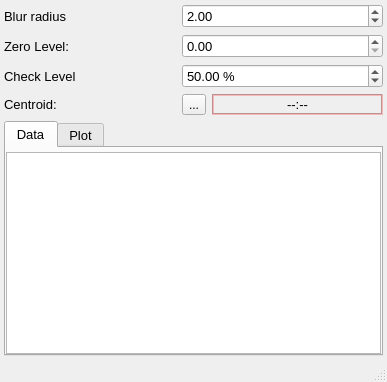
Old version of the form plugins/FocalSpot/FocalSpot.ui in the repository NeutrinoToolkit/Neutrino.
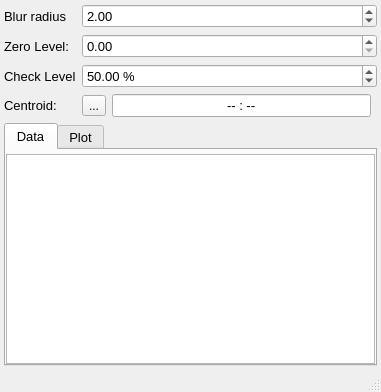
New version of the form. Icons and pictures are not drawn. Custom widgets are drawn as their Qt base class.

Commit message: fix strange behaviour in focalspot.ui generated .h

Diff of the .ui file:
```diff
--- a/plugins/FocalSpot/FocalSpot.ui
+++ b/plugins/FocalSpot/FocalSpot.ui
@@ -6,8 +6,8 @@
    <rect>
     <x>0</x>
     <y>0</y>
-    <width>387</width>
-    <height>382</height>
+    <width>381</width>
+    <height>392</height>
    </rect>
   </property>
   <property name="windowTitle">
@@ -23,7 +23,7 @@
    <bool>true</bool>
   </property>
   <widget class="QWidget" name="centralwidget">
-   <layout class="QGridLayout" name="gridLayout" rowstretch="0,0,0,0,0,0,1" columnstretch="0,0,0">
+   <layout class="QGridLayout" name="gridLayout" rowstretch="0,0,0,0,0,0,1" columnstretch="0,0,0,0">
     <property name="leftMargin">
      <number>4</number>
     </property>
@@ -36,15 +36,42 @@
     <property name="bottomMargin">
      <number>4</number>
     </property>
-    <item row="1" column="0">
-     <widget class="QLabel" name="label_2">
+    <item row="5" column="0">
+     <widget class="QLabel" name="label">
       <property name="font">
        <font>
         <pointsize>10</pointsize>
        </font>
       </property>
       <property name="text">
-       <string>Zero Level:</string>
+       <string>Centroid: </string>
+      </property>
+     </widget>
+    </item>
+    <item row="0" column="0">
+     <widget class="QLabel" name="label_3">
+      <property name="font">
+       <font>
+        <pointsize>10</pointsize>
+       </font>
+      </property>
+      <property name="text">
+       <string>Blur radius</string>
+      </property>
+     </widget>
+    </item>
+    <item row="0" column="1" colspan="3">
+     <widget class="QDoubleSpinBox" name="blur_radius_sb">
+      <property name="font">
+       <font>
+        <pointsize>10</pointsize>
+       </font>
+      </property>
+      <property name="value">
+       <double>2.000000000000000</double>
+      </property>
+      <property name="neutrinoSave" stdset="0">
+       <bool>true</bool>
       </property>
      </widget>
     </item>
@@ -65,566 +92,7 @@
       </property>
      </widget>
     </item>
-    <item row="5" column="0">
-     <widget class="QLabel" name="label">
-      <property name="font">
-       <font>
-        <pointsize>10</pointsize>
-       </font>
-      </property>
-      <property name="text">
-       <string>Centroid: </string>
-      </property>
-     </widget>
-    </item>
-    <item row="4" column="0">
-     <widget class="QLabel" name="label_4">
-      <property name="font">
-       <font>
-        <pointsize>10</pointsize>
-       </font>
-      </property>
-      <property name="text">
-       <string>Check Level</string>
-      </property>
-     </widget>
-    </item>
-    <item row="0" column="0">
-     <widget class="QLabel" name="label_3">
-      <property name="font">
-       <font>
-        <pointsize>10</pointsize>
-       </font>
-      </property>
-      <property name="text">
-       <string>Blur radius</string>
-      </property>
-     </widget>
-    </item>
-    <item row="1" column="1" colspan="2">
-     <widget class="QDoubleSpinBox" name="zero_dsb">
-      <property name="font">
-       <font>
-        <pointsize>10</pointsize>
-       </font>
-      </property>
-      <property name="maximum">
-       <double>999999999.000000000000000</double>
-      </property>
-      <property name="singleStep">
-       <double>0.010000000000000</double>
-      </property>
-      <property name="neutrinoSave" stdset="0">
-       <bool>true</bool>
-      </property>
-     </widget>
-    </item>
-    <item row="4" column="1" colspan="2">
-     <widget class="QDoubleSpinBox" name="check_dsb">
-      <property name="font">
-       <font>
-        <pointsize>10</pointsize>
-       </font>
-      </property>
-      <property name="suffix">
-       <string> %</string>
-      </property>
-      <property name="decimals">
-       <number>2</number>
-      </property>
-      <property name="maximum">
-       <double>100.000000000000000</double>
-      </property>
-      <property name="singleStep">
-       <double>0.010000000000000</double>
-      </property>
-      <property name="value">
-       <double>50.000000000000000</double>
-      </property>
-      <property name="neutrinoSave" stdset="0">
-       <bool>true</bool>
-      </property>
-     </widget>
-    </item>
-    <item row="0" column="1" colspan="2">
-     <widget class="QDoubleSpinBox" name="blur_radius_sb">
-      <property name="font">
-       <font>
-        <pointsize>10</pointsize>
-       </font>
-      </property>
-      <property name="value">
-       <double>2.000000000000000</double>
-      </property>
-      <property name="neutrinoSave" stdset="0">
-       <bool>true</bool>
-      </property>
-     </widget>
-    </item>
-    <item row="5" column="2">
-     <widget class="QLabel" name="centroid_lbl">
-      <property name="palette">
-       <palette>
-        <active>
-         <colorrole role="WindowText">
-          <brush brushstyle="SolidPattern">
-           <color alpha="255">
-            <red>0</red>
-            <green>0</green>
-            <blue>0</blue>
-           </color>
-          </brush>
-         </colorrole>
-         <colorrole role="Button">
-          <brush brushstyle="SolidPattern">
-           <color alpha="102">
-            <red>232</red>
-            <green>12</green>
-            <blue>9</blue>
-           </color>
-          </brush>
-         </colorrole>
-         <colorrole role="Light">
-          <brush brushstyle="SolidPattern">
-           <color alpha="102">
-            <red>255</red>
-            <green>105</green>
-            <blue>103</blue>
-           </color>
-          </brush>
-         </colorrole>
-         <colorrole role="Midlight">
-          <brush brushstyle="SolidPattern">
-           <color alpha="102">
-            <red>243</red>
-            <green>58</green>
-            <blue>56</blue>
-           </color>
-          </brush>
-         </colorrole>
-         <colorrole role="Dark">
-          <brush brushstyle="SolidPattern">
-           <color alpha="102">
-            <red>116</red>
-            <green>6</green>
-            <blue>4</blue>
-           </color>
-          </brush>
-         </colorrole>
-         <colorrole role="Mid">
-          <brush brushstyle="SolidPattern">
-           <color alpha="102">
-            <red>155</red>
-            <green>8</green>
-            <blue>6</blue>
-           </color>
-          </brush>
-         </colorrole>
-         <colorrole role="Text">
-          <brush brushstyle="SolidPattern">
-           <color alpha="255">
-            <red>0</red>
-            <green>0</green>
-            <blue>0</blue>
-           </color>
-          </brush>
-         </colorrole>
-         <colorrole role="BrightText">
-          <brush brushstyle="SolidPattern">
-           <color alpha="255">
-            <red>255</red>
-            <green>255</green>
-            <blue>255</blue>
-           </color>
-          </brush>
-         </colorrole>
-         <colorrole role="ButtonText">
-          <brush brushstyle="SolidPattern">
-           <color alpha="255">
-            <red>0</red>
-            <green>0</green>
-            <blue>0</blue>
-           </color>
-          </brush>
-         </colorrole>
-         <colorrole role="Base">
-          <brush brushstyle="SolidPattern">
-           <color alpha="255">
-            <red>255</red>
-            <green>255</green>
-            <blue>255</blue>
-           </color>
-          </brush>
-         </colorrole>
-         <colorrole role="Window">
-          <brush brushstyle="SolidPattern">
-           <color alpha="102">
-            <red>232</red>
-            <green>12</green>
-            <blue>9</blue>
-           </color>
-          </brush>
-         </colorrole>
-         <colorrole role="Shadow">
-          <brush brushstyle="SolidPattern">
-           <color alpha="255">
-            <red>0</red>
-            <green>0</green>
-            <blue>0</blue>
-           </color>
-          </brush>
-         </colorrole>
-         <colorrole role="AlternateBase">
-          <brush brushstyle="SolidPattern">
-           <color alpha="178">
-            <red>243</red>
-            <green>133</green>
-            <blue>132</blue>
-           </color>
-          </brush>
-         </colorrole>
-         <colorrole role="ToolTipBase">
-          <brush brushstyle="SolidPattern">
-           <color alpha="255">
-            <red>255</red>
-            <green>255</green>
-            <blue>220</blue>
-           </color>
-          </brush>
-         </colorrole>
-         <colorrole role="ToolTipText">
-          <brush brushstyle="SolidPattern">
-           <color alpha="255">
-            <red>0</red>
-            <green>0</green>
-            <blue>0</blue>
-           </color>
-          </brush>
-         </colorrole>
-         <colorrole role="PlaceholderText">
-          <brush brushstyle="NoBrush">
-           <color alpha="128">
-            <red>0</red>
-            <green>0</green>
-            <blue>0</blue>
-           </color>
-          </brush>
-         </colorrole>
-        </active>
-        <inactive>
-         <colorrole role="WindowText">
-          <brush brushstyle="SolidPattern">
-           <color alpha="255">
-            <red>0</red>
-            <green>0</green>
-            <blue>0</blue>
-           </color>
-          </brush>
-         </colorrole>
-         <colorrole role="Button">
-          <brush brushstyle="SolidPattern">
-           <color alpha="102">
-            <red>232</red>
-            <green>12</green>
-            <blue>9</blue>
-           </color>
-          </brush>
-         </colorrole>
-         <colorrole role="Light">
-          <brush brushstyle="SolidPattern">
-           <color alpha="102">
-            <red>255</red>
-            <green>105</green>
-            <blue>103</blue>
-           </color>
-          </brush>
-         </colorrole>
-         <colorrole role="Midlight">
-          <brush brushstyle="SolidPattern">
-           <color alpha="102">
-            <red>243</red>
-            <green>58</green>
-            <blue>56</blue>
-           </color>
-          </brush>
-         </colorrole>
-         <colorrole role="Dark">
-          <brush brushstyle="SolidPattern">
-           <color alpha="102">
-            <red>116</red>
-            <green>6</green>
-            <blue>4</blue>
-           </color>
-          </brush>
-         </colorrole>
-         <colorrole role="Mid">
-          <brush brushstyle="SolidPattern">
-           <color alpha="102">
-            <red>155</red>
-            <green>8</green>
-            <blue>6</blue>
-           </color>
-          </brush>
-         </colorrole>
-         <colorrole role="Text">
-          <brush brushstyle="SolidPattern">
-           <color alpha="255">
-            <red>0</red>
-            <green>0</green>
-            <blue>0</blue>
-           </color>
-          </brush>
-         </colorrole>
-         <colorrole role="BrightText">
-          <brush brushstyle="SolidPattern">
-           <color alpha="255">
-            <red>255</red>
-            <green>255</green>
-            <blue>255</blue>
-           </color>
-          </brush>
-         </colorrole>
-         <colorrole role="ButtonText">
-          <brush brushstyle="SolidPattern">
-           <color alpha="255">
-            <red>0</red>
-            <green>0</green>
-            <blue>0</blue>
-           </color>
-          </brush>
-         </colorrole>
-         <colorrole role="Base">
-          <brush brushstyle="SolidPattern">
-           <color alpha="255">
-            <red>255</red>
-            <green>255</green>
-            <blue>255</blue>
-           </color>
-          </brush>
-         </colorrole>
-         <colorrole role="Window">
-          <brush brushstyle="SolidPattern">
-           <color alpha="102">
-            <red>232</red>
-            <green>12</green>
-            <blue>9</blue>
-           </color>
-          </brush>
-         </colorrole>
-         <colorrole role="Shadow">
-          <brush brushstyle="SolidPattern">
-           <color alpha="255">
-            <red>0</red>
-            <green>0</green>
-            <blue>0</blue>
-           </color>
-          </brush>
-         </colorrole>
-         <colorrole role="AlternateBase">
-          <brush brushstyle="SolidPattern">
-           <color alpha="178">
-            <red>243</red>
-            <green>133</green>
-            <blue>132</blue>
-           </color>
-          </brush>
-         </colorrole>
-         <colorrole role="ToolTipBase">
-          <brush brushstyle="SolidPattern">
-           <color alpha="255">
-            <red>255</red>
-            <green>255</green>
-            <blue>220</blue>
-           </color>
-          </brush>
-         </colorrole>
-         <colorrole role="ToolTipText">
-          <brush brushstyle="SolidPattern">
-           <color alpha="255">
-            <red>0</red>
-            <green>0</green>
-            <blue>0</blue>
-           </color>
-          </brush>
-         </colorrole>
-         <colorrole role="PlaceholderText">
-          <brush brushstyle="NoBrush">
-           <color alpha="128">
-            <red>0</red>
-            <green>0</green>
-            <blue>0</blue>
-           </color>
-          </brush>
-         </colorrole>
-        </inactive>
-        <disabled>
-         <colorrole role="WindowText">
-          <brush brushstyle="SolidPattern">
-           <color alpha="102">
-            <red>116</red>
-            <green>6</green>
-            <blue>4</blue>
-           </color>
-          </brush>
-         </colorrole>
-         <colorrole role="Button">
-          <brush brushstyle="SolidPattern">
-           <color alpha="102">
-            <red>232</red>
-            <green>12</green>
-            <blue>9</blue>
-           </color>
-          </brush>
-         </colorrole>
-         <colorrole role="Light">
-          <brush brushstyle="SolidPattern">
-           <color alpha="102">
-            <red>255</red>
-            <green>105</green>
-            <blue>103</blue>
-           </color>
-          </brush>
-         </colorrole>
-         <colorrole role="Midlight">
-          <brush brushstyle="SolidPattern">
-           <color alpha="102">
-            <red>243</red>
-            <green>58</green>
-            <blue>56</blue>
-           </color>
-          </brush>
-         </colorrole>
-         <colorrole role="Dark">
-          <brush brushstyle="SolidPattern">
-           <color alpha="102">
-            <red>116</red>
-            <green>6</green>
-            <blue>4</blue>
-           </color>
-          </brush>
-         </colorrole>
-         <colorrole role="Mid">
-          <brush brushstyle="SolidPattern">
-           <color alpha="102">
-            <red>155</red>
-            <green>8</green>
-            <blue>6</blue>
-           </color>
-          </brush>
-         </colorrole>
-         <colorrole role="Text">
-          <brush brushstyle="SolidPattern">
-           <color alpha="102">
-            <red>116</red>
-            <green>6</green>
-            <blue>4</blue>
-           </color>
-          </brush>
-         </colorrole>
-         <colorrole role="BrightText">
-          <brush brushstyle="SolidPattern">
-           <color alpha="255">
-            <red>255</red>
-            <green>255</green>
-            <blue>255</blue>
-           </color>
-          </brush>
-         </colorrole>
-         <colorrole role="ButtonText">
-          <brush brushstyle="SolidPattern">
-           <color alpha="102">
-            <red>116</red>
-            <green>6</green>
-            <blue>4</blue>
-           </color>
-          </brush>
-         </colorrole>
-         <colorrole role="Base">
-          <brush brushstyle="SolidPattern">
-           <color alpha="102">
-            <red>232</red>
-            <green>12</green>
-            <blue>9</blue>
-           </color>
-          </brush>
-         </colorrole>
-         <colorrole role="Window">
-          <brush brushstyle="SolidPattern">
-           <color alpha="102">
-            <red>232</red>
-            <green>12</green>
-            <blue>9</blue>
-           </color>
-          </brush>
-         </colorrole>
-         <colorrole role="Shadow">
-          <brush brushstyle="SolidPattern">
-           <color alpha="255">
-            <red>0</red>
-            <green>0</green>
-            <blue>0</blue>
-           </color>
-          </brush>
-         </colorrole>
-         <colorrole role="AlternateBase">
-          <brush brushstyle="SolidPattern">
-           <color alpha="102">
-            <red>232</red>
-            <green>12</green>
-            <blue>9</blue>
-           </color>
-          </brush>
-         </colorrole>
-         <colorrole role="ToolTipBase">
-          <brush brushstyle="SolidPattern">
-           <color alpha="255">
-            <red>255</red>
-            <green>255</green>
-            <blue>220</blue>
-           </color>
-          </brush>
-         </colorrole>
-         <colorrole role="ToolTipText">
-          <brush brushstyle="SolidPattern">
-           <color alpha="255">
-            <red>0</red>
-            <green>0</green>
-            <blue>0</blue>
-           </color>
-          </brush>
-         </colorrole>
-         <colorrole role="PlaceholderText">
-          <brush brushstyle="NoBrush">
-           <color alpha="128">
-            <red>0</red>
-            <green>0</green>
-            <blue>0</blue>
-           </color>
-          </brush>
-         </colorrole>
-        </disabled>
-       </palette>
-      </property>
-      <property name="font">
-       <font>
-        <pointsize>10</pointsize>
-       </font>
-      </property>
-      <property name="frameShape">
-       <enum>QFrame::Box</enum>
-      </property>
-      <property name="frameShadow">
-       <enum>QFrame::Sunken</enum>
-      </property>
-      <property name="text">
-       <string>--:--</string>
-      </property>
-      <property name="alignment">
-       <set>Qt::AlignCenter</set>
-      </property>
-     </widget>
-    </item>
-    <item row="6" column="0" colspan="3">
+    <item row="6" column="0" colspan="4">
      <widget class="QTabWidget" name="tabWidget">
       <property name="font">
        <font>
@@ -689,6 +157,93 @@
       </widget>
      </widget>
     </item>
+    <item row="4" column="0">
+     <widget class="QLabel" name="label_4">
+      <property name="font">
+       <font>
+        <pointsize>10</pointsize>
+       </font>
+      </property>
+      <property name="text">
+       <string>Check Level</string>
+      </property>
+     </widget>
+    </item>
+    <item row="1" column="1" colspan="3">
+     <widget class="QDoubleSpinBox" name="zero_dsb">
+      <property name="font">
+       <font>
+        <pointsize>10</pointsize>
+       </font>
+      </property>
+      <property name="maximum">
+       <double>999999999.000000000000000</double>
+      </property>
+      <property name="singleStep">
+       <double>0.010000000000000</double>
+      </property>
+      <property name="neutrinoSave" stdset="0">
+       <bool>true</bool>
+      </property>
+     </widget>
+    </item>
+    <item row="1" column="0">
+     <widget class="QLabel" name="label_2">
+      <property name="font">
+       <font>
+        <pointsize>10</pointsize>
+       </font>
+      </property>
+      <property name="text">
+       <string>Zero Level:</string>
+      </property>
+     </widget>
+    </item>
+    <item row="4" column="1" colspan="3">
+     <widget class="QDoubleSpinBox" name="check_dsb">
+      <property name="font">
+       <font>
+        <pointsize>10</pointsize>
+       </font>
+      </property>
+      <property name="suffix">
+       <string> %</string>
+      </property>
+      <property name="decimals">
+       <number>2</number>
+      </property>
+      <property name="maximum">
+       <double>100.000000000000000</double>
+      </property>
+      <property name="singleStep">
+       <double>0.010000000000000</double>
+      </property>
+      <property name="value">
+       <double>50.000000000000000</double>
+      </property>
+      <property name="neutrinoSave" stdset="0">
+       <bool>true</bool>
+      </property>
+     </widget>
+    </item>
+    <item row="5" column="2">
+     <widget class="QLineEdit" name="centroid_lbl">
+      <property name="font">
+       <font>
+        <pointsize>10</pointsize>
+       </font>
+      </property>
+      <property name="text">
+       <string>-- : --</string>
+      </property>
+      <property name="alignment">
+       <set>Qt::AlignCenter</set>
+      </property>
+      <property name="readOnly">
+       <bool>true</bool>
+      </property>
+     </widget>
+    </item>
    </layout>
   </widget>
   <widget class="QStatusBar" name="statusBar">
```
The commit also changes 3 other files.
